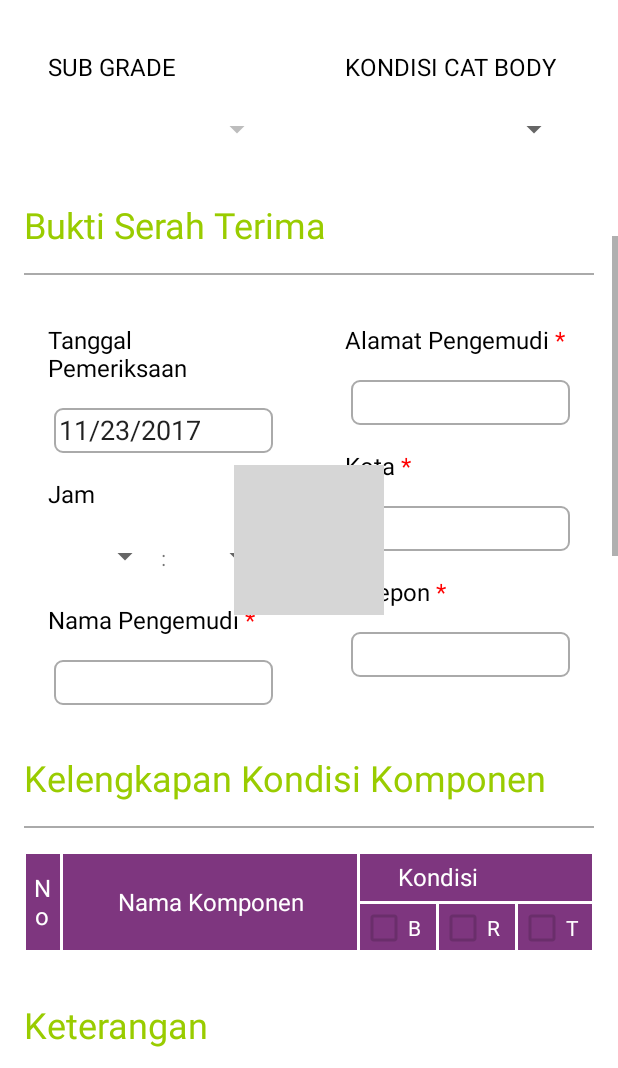
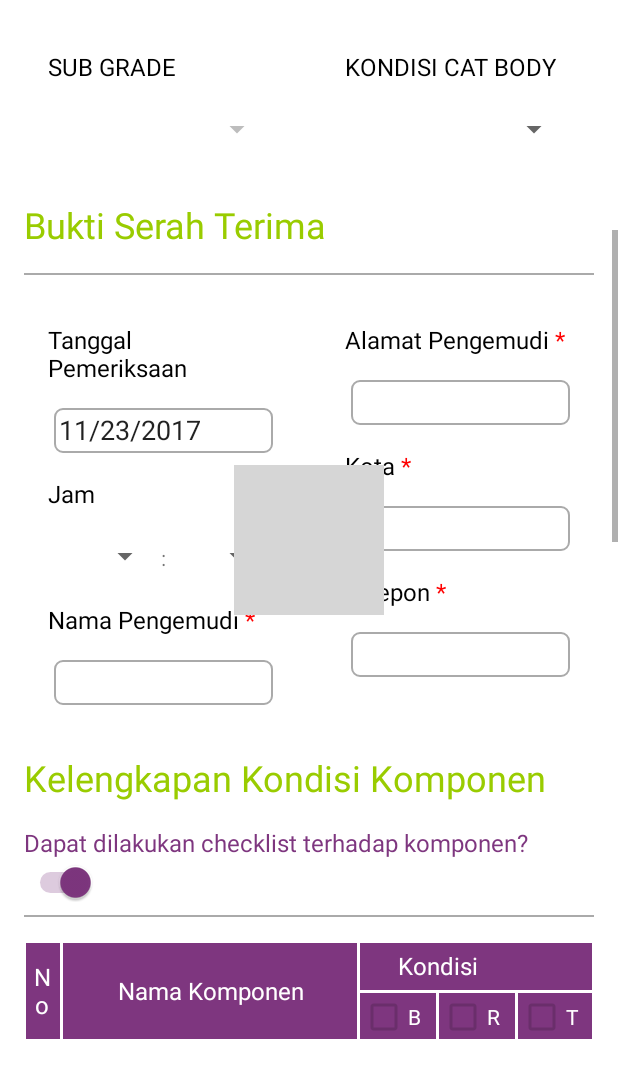
Before and after one commit to F4hm1/Ibid_MobilePDI, an Android app: the fragment AddMasuk placed in its activity, scrolled down 492 dp, on a phone screen of 412 x 824 dp, the part 168-1236 px from its top. Run offline under Robolectric (Android 15) with nearby library versions, the phone set to English and light mode, and no system bars; our stand-ins replace ButterKnife; libraries missing offline, so code that uses them is left out: com.github.rahatarmanahmed.cpv, io.github.douglasjunior.androidSimpleTooltip; plain views replace CircularProgressView; 6 statements that could not run were skipped; grey boxes are pictures that could not be loaded.

Commit message:
add check componen & toggle checklist table

```diff
--- a/app/src/main/java/com/example/android/ibidsera/view/activity/MainActivity.java
+++ b/app/src/main/java/com/example/android/ibidsera/view/activity/MainActivity.java
@@ -1,5 +1,6 @@
 package com.example.android.ibidsera.view.activity;
 
+import android.content.Intent;
 import android.content.SharedPreferences;
 import android.os.Bundle;
 import android.preference.PreferenceManager;
@@ -201,4 +202,9 @@ public class MainActivity extends BaseActivity
             ft.commit();
         }
     }
+
+    @Override
+    public void onActivityResult(int requestCode, int resultCode, Intent data) {
+        super.onActivityResult(requestCode, resultCode, data);
+    }
 }
--- a/app/src/main/res/layout/activity_pemeriksaan.xml
+++ b/app/src/main/res/layout/activity_pemeriksaan.xml
@@ -92,11 +92,9 @@
         android:id="@+id/linear_forcanvas"
         android:layout_width="match_parent"
         android:layout_height="match_parent"
+        android:background="@color/colorPrimary"
         android:gravity="center"
         android:orientation="vertical">
-
-
-
 
 
 
--- a/app/src/main/res/layout/content_addm.xml
+++ b/app/src/main/res/layout/content_addm.xml
@@ -227,13 +227,34 @@
                         android:inputType="number"/>
                 </LinearLayout>
             </LinearLayout>
+
                 <TextView
                     android:layout_width="match_parent"
                     android:layout_height="wrap_content"
+                    android:layout_margin="16dp"
                     android:text="Kelengkapan Kondisi Komponen"
                     android:textColor="@color/colorPrimaryDark"
-                android:layout_margin="16dp"
                     android:textSize="24sp"/>
+
+                <TextView
+                    android:layout_width="match_parent"
+                    android:layout_height="wrap_content"
+                    android:layout_marginLeft="16dp"
+                    android:layout_marginBottom="2dp"
+                    android:text="Dapat dilakukan checklist terhadap komponen?"
+                    android:textColor="@color/colorAccent"
+                    android:textSize="16sp"/>
+
+                <Switch
+                    android:id="@+id/toggle_checklistable"
+                    android:layout_marginBottom="8dp"
+                    android:layout_marginLeft="16dp"
+                    android:layout_width="wrap_content"
+                    android:layout_height="wrap_content"
+                    android:checked="true"
+                    android:textOff="Tidak"
+                    android:textOn="Ya" />
+
             <View
                 android:layout_width="match_parent"
                 android:layout_height= "1dp"
@@ -310,6 +331,14 @@
                     </TableLayout>
                 </TableRow>
             </TableLayout>
+            <EditText
+                android:id="@+id/et_checklist_not"
+                android:hint="Tulis alasan kenapa unit ini tidak dapat di checklist"
+                style="@style/MultilineEditTextWithMinimum"
+                android:layout_marginTop="8dp"
+                android:visibility="gone"
+                android:background="@drawable/edittext_style"/>
+
             <TextView
                 android:layout_width="match_parent"
                 android:layout_height="wrap_content"
```
Also changed, not shown: app/src/main/AndroidManifest.xml (+8 -8 lines), app/src/main/java/com/example/android/ibidsera/util/HelperConstant.java (added, +15 -0 lines), app/src/main/java/com/example/android/ibidsera/view/activity/PemeriksaanActivity.java (+40 -4 lines), app/src/main/java/com/example/android/ibidsera/view/fragment/AddMasuk.java (+66 -1 lines), app/src/main/java/com/example/android/ibidsera/view/fragment/DrawView.java (+6 -18 lines), 2 other files. Lines whose indentation alone changed are shown as unchanged.
